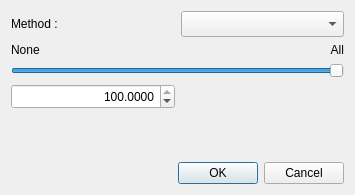
Before: the Qt Designer form qCC/ui_templates/subsamplingDlg.ui in archeos/cloudcompare-archeos, drawn with Qt 5.
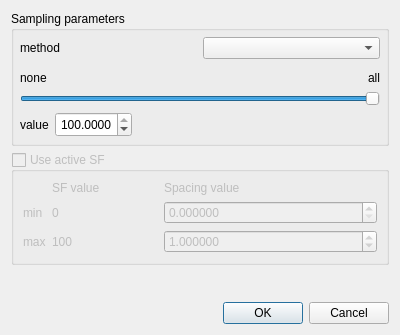
After: the same form once the commit is applied.

Diff of the .ui file:
```diff
--- a/qCC/ui_templates/subsamplingDlg.ui
+++ b/qCC/ui_templates/subsamplingDlg.ui
@@ -6,74 +6,84 @@
    <rect>
     <x>0</x>
     <y>0</y>
-    <width>355</width>
-    <height>195</height>
+    <width>400</width>
+    <height>335</height>
    </rect>
   </property>
-  <property name="sizePolicy">
-   <sizepolicy hsizetype="Fixed" vsizetype="Fixed">
-    <horstretch>0</horstretch>
-    <verstretch>0</verstretch>
-   </sizepolicy>
-  </property>
-  <property name="minimumSize">
-   <size>
-    <width>355</width>
-    <height>195</height>
-   </size>
-  </property>
-  <property name="maximumSize">
-   <size>
-    <width>355</width>
-    <height>195</height>
-   </size>
-  </property>
-  <property name="acceptDrops">
-   <bool>true</bool>
-  </property>
   <property name="windowTitle">
    <string>Cloud sub sampling</string>
   </property>
-  <property name="sizeGripEnabled">
-   <bool>false</bool>
+  <layout class="QVBoxLayout" name="verticalLayout_2">
+   <item>
+    <widget class="QGroupBox" name="mainParamGroupBox">
+     <property name="title">
+      <string>Sampling parameters</string>
   </property>
   <layout class="QVBoxLayout" name="verticalLayout">
+      <property name="leftMargin">
+       <number>6</number>
+      </property>
+      <property name="topMargin">
+       <number>6</number>
+      </property>
+      <property name="rightMargin">
+       <number>6</number>
+      </property>
+      <property name="bottomMargin">
+       <number>6</number>
+      </property>
    <item>
     <layout class="QHBoxLayout">
      <item>
       <widget class="QLabel" name="label_4">
        <property name="text">
-        <string>Method :</string>
+           <string>method</string>
        </property>
       </widget>
      </item>
      <item>
-      <widget class="QComboBox" name="samplingMethod">
-       <property name="minimumSize">
-        <size>
-         <width>0</width>
-         <height>26</height>
-        </size>
-       </property>
-      </widget>
+         <widget class="QComboBox" name="samplingMethod"/>
      </item>
     </layout>
    </item>
    <item>
-    <layout class="QHBoxLayout">
+       <layout class="QHBoxLayout" name="horizontalLayout">
      <item>
-      <layout class="QGridLayout">
-       <item row="0" column="0">
         <widget class="QLabel" name="labelSliderMin">
          <property name="text">
-          <string>None</string>
+           <string>none</string>
          </property>
          <property name="alignment">
           <set>Qt::AlignBottom|Qt::AlignLeading|Qt::AlignLeft</set>
          </property>
         </widget>
        </item>
-       <item row="1" column="0" colspan="2">
+        <item>
+         <spacer name="horizontalSpacer">
+          <property name="orientation">
+           <enum>Qt::Horizontal</enum>
+          </property>
+          <property name="sizeHint" stdset="0">
+           <size>
+            <width>40</width>
+            <height>20</height>
+           </size>
+          </property>
+         </spacer>
+        </item>
+        <item>
+         <widget class="QLabel" name="labelSliderMax">
+          <property name="text">
+           <string>all</string>
+          </property>
+          <property name="alignment">
+           <set>Qt::AlignBottom|Qt::AlignRight|Qt::AlignTrailing</set>
+          </property>
+         </widget>
+        </item>
+       </layout>
+      </item>
+      <item>
         <widget class="QSlider" name="slider">
          <property name="toolTip">
           <string>The more on the left, the less points will be kept</string>
@@ -95,24 +105,16 @@
          </property>
         </widget>
        </item>
-       <item row="0" column="1">
-        <widget class="QLabel" name="labelSliderMax">
-         <property name="text">
-          <string>All</string>
-         </property>
-         <property name="alignment">
-          <set>Qt::AlignBottom|Qt::AlignRight|Qt::AlignTrailing</set>
-         </property>
-        </widget>
-       </item>
-       <item row="2" column="1">
+      <item>
+       <layout class="QHBoxLayout" name="horizontalLayout_2">
+        <item>
         <widget class="QLabel" name="valueLabel">
          <property name="text">
-          <string/>
+           <string>value</string>
          </property>
         </widget>
        </item>
-       <item row="2" column="0">
+        <item>
         <widget class="QDoubleSpinBox" name="samplingValue">
          <property name="minimumSize">
           <size>
@@ -137,9 +139,136 @@
          </property>
         </widget>
        </item>
+        <item>
+         <spacer name="horizontalSpacer_2">
+          <property name="orientation">
+           <enum>Qt::Horizontal</enum>
+          </property>
+          <property name="sizeHint" stdset="0">
+           <size>
+            <width>40</width>
+            <height>20</height>
+           </size>
+          </property>
+         </spacer>
+        </item>
       </layout>
      </item>
     </layout>
+    </widget>
+   </item>
+   <item>
+    <widget class="QGroupBox" name="sfGroupBox">
+     <property name="enabled">
+      <bool>false</bool>
+     </property>
+     <property name="toolTip">
+      <string>To modulate the sampling distance with a scalar field value</string>
+     </property>
+     <property name="title">
+      <string>Use active SF</string>
+     </property>
+     <property name="flat">
+      <bool>false</bool>
+     </property>
+     <property name="checkable">
+      <bool>true</bool>
+     </property>
+     <property name="checked">
+      <bool>false</bool>
+     </property>
+     <layout class="QGridLayout" name="gridLayout">
+      <item row="0" column="1">
+       <widget class="QLabel" name="label">
+        <property name="text">
+         <string>SF value</string>
+        </property>
+       </widget>
+      </item>
+      <item row="0" column="2">
+       <widget class="QLabel" name="label_2">
+        <property name="text">
+         <string>Spacing value</string>
+        </property>
+       </widget>
+      </item>
+      <item row="1" column="0">
+       <widget class="QLabel" name="label_3">
+        <property name="text">
+         <string>min</string>
+        </property>
+       </widget>
+      </item>
+      <item row="1" column="1">
+       <widget class="QLabel" name="minSFlabel">
+        <property name="sizePolicy">
+         <sizepolicy hsizetype="Preferred" vsizetype="Preferred">
+          <horstretch>1</horstretch>
+          <verstretch>0</verstretch>
+         </sizepolicy>
+        </property>
+        <property name="text">
+         <string>0</string>
+        </property>
+       </widget>
+      </item>
+      <item row="1" column="2">
+       <widget class="QDoubleSpinBox" name="minSFSpacingDoubleSpinBox">
+        <property name="sizePolicy">
+         <sizepolicy hsizetype="Minimum" vsizetype="Fixed">
+          <horstretch>2</horstretch>
+          <verstretch>0</verstretch>
+         </sizepolicy>
+        </property>
+        <property name="decimals">
+         <number>6</number>
+        </property>
+        <property name="maximum">
+         <double>1000000000.000000000000000</double>
+        </property>
+       </widget>
+      </item>
+      <item row="2" column="0">
+       <widget class="QLabel" name="label_5">
+        <property name="text">
+         <string>max</string>
+        </property>
+       </widget>
+      </item>
+      <item row="2" column="1">
+       <widget class="QLabel" name="maxSFlabel">
+        <property name="sizePolicy">
+         <sizepolicy hsizetype="Preferred" vsizetype="Preferred">
+          <horstretch>1</horstretch>
+          <verstretch>0</verstretch>
+         </sizepolicy>
+        </property>
+        <property name="text">
+         <string>100</string>
+        </property>
+       </widget>
+      </item>
+      <item row="2" column="2">
+       <widget class="QDoubleSpinBox" name="maxSFSpacingDoubleSpinBox">
+        <property name="sizePolicy">
+         <sizepolicy hsizetype="Minimum" vsizetype="Fixed">
+          <horstretch>2</horstretch>
+          <verstretch>0</verstretch>
+         </sizepolicy>
+        </property>
+        <property name="decimals">
+         <number>6</number>
+        </property>
+        <property name="maximum">
+         <double>1000000000.000000000000000</double>
+        </property>
+        <property name="value">
+         <double>1.000000000000000</double>
+        </property>
+       </widget>
+      </item>
+     </layout>
+    </widget>
    </item>
    <item>
     <spacer name="verticalSpacer">
@@ -148,8 +277,23 @@
      </property>
      <property name="sizeHint" stdset="0">
       <size>
-       <width>20</width>
-       <height>40</height>
+       <width>0</width>
+       <height>0</height>
+      </size>
+     </property>
+    </spacer>
+   </item>
+   <item>
+    <layout class="QHBoxLayout" name="horizontalLayout_3">
+     <item>
+      <spacer name="horizontalSpacer_3">
+       <property name="orientation">
+        <enum>Qt::Horizontal</enum>
+       </property>
+       <property name="sizeHint" stdset="0">
+        <size>
+         <width>40</width>
+         <height>20</height>
       </size>
      </property>
     </spacer>
@@ -165,6 +309,8 @@
     </widget>
    </item>
   </layout>
+   </item>
+  </layout>
  </widget>
  <tabstops>
   <tabstop>samplingMethod</tabstop>
```
Left out of the diff: 16 changed lines with no effect on the pictures. Lines whose indentation alone changed are shown as unchanged.
